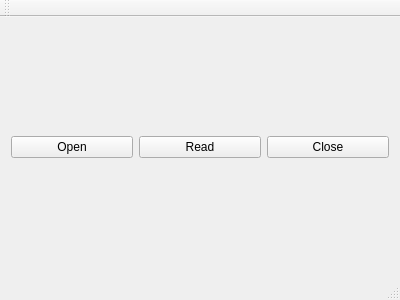
Before: the Qt Designer form spectr/mainwindow.ui in siborion/siborion_american_scan, drawn with Qt 5.
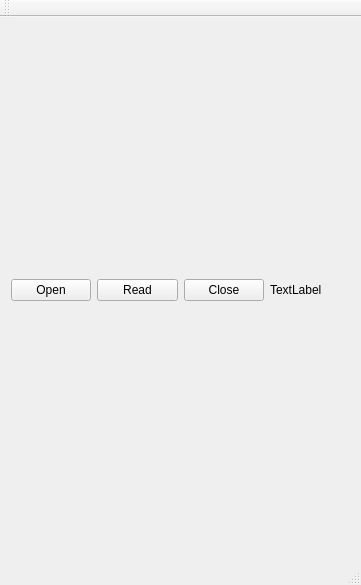
After: the same form once the commit is applied.

```diff
--- a/spectr/mainwindow.ui
+++ b/spectr/mainwindow.ui
@@ -6,8 +6,8 @@
    <rect>
     <x>0</x>
     <y>0</y>
-    <width>400</width>
-    <height>300</height>
+    <width>361</width>
+    <height>585</height>
    </rect>
   </property>
   <property name="windowTitle">
@@ -38,6 +38,13 @@
         </property>
        </widget>
       </item>
+      <item row="0" column="3">
+       <widget class="QLabel" name="label">
+        <property name="text">
+         <string>TextLabel</string>
+        </property>
+       </widget>
+      </item>
      </layout>
     </item>
    </layout>
```
Left out of the diff: 2 changed lines with no effect on the pictures.
